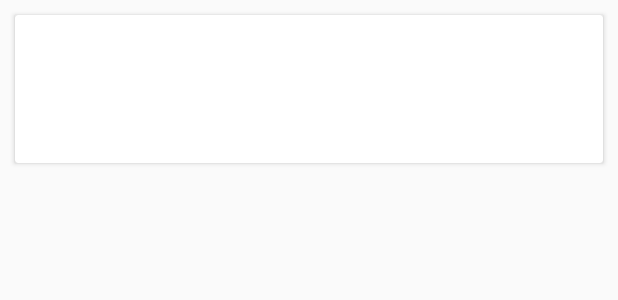
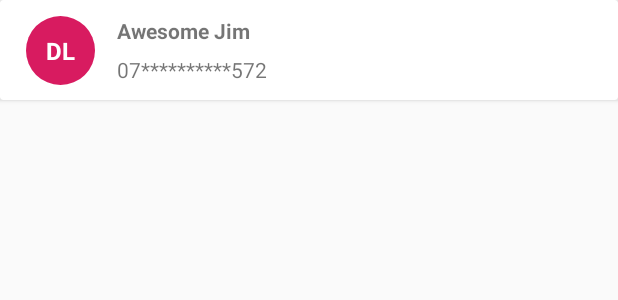
Before and after one commit to AwesomeJim/Android-Phonebook-Contact-List-Kotlin, an Android app: the layout item_contact.xml on its own in the app's theme, with its tools: preview values and no code run, on a phone screen of 412 x 824 dp. Shown: the top 300 px of the screen. Run offline under Robolectric (Android 15) with nearby library versions, the phone set to English and light mode, and no system bars.

Commit message:
- Added Item Animation

```diff
--- a/app/src/main/java/com/example/user/contactlist/view/ContactAdapter.kt
+++ b/app/src/main/java/com/example/user/contactlist/view/ContactAdapter.kt
@@ -1,5 +1,6 @@
 package com.example.user.contactlist.view
 
+import android.graphics.Color
 import android.view.LayoutInflater
 import android.view.View
 import android.view.ViewGroup
@@ -10,6 +11,8 @@ import com.bumptech.glide.Glide
 import com.bumptech.glide.request.RequestOptions
 import com.example.user.contactlist.R
 import com.example.user.contactlist.data.model.Contact
+import java.util.*
+
 
 class ContactAdapter : RecyclerView.Adapter<ContactAdapter.ContactViewHolder>() {
 
@@ -27,8 +30,8 @@ class ContactAdapter : RecyclerView.Adapter<ContactAdapter.ContactViewHolder>()
     }
 
     override fun onBindViewHolder(contactViewHolder: ContactViewHolder, i: Int) {
+        contactViewHolder.onBind(contacts!![i])
 
-        contactViewHolder.onBind(contacts!![i])
     }
 
     override fun getItemCount(): Int {
@@ -41,21 +44,32 @@ class ContactAdapter : RecyclerView.Adapter<ContactAdapter.ContactViewHolder>()
         private val name: TextView = itemView.findViewById(R.id.contact_name)
         private val phoneNo: TextView = itemView.findViewById(R.id.contact_number)
         private val photo: ImageView = itemView.findViewById(R.id.contact_photo)
-
+        private val drawableTextView: TextView = itemView.findViewById(R.id.drawableTextView)
         fun onBind(contact: Contact) {
-
             name.text = contact.name
             phoneNo.text = contact.phoneNumber
-            if (contact.photoUri != "")
+            if (contact.photoUri != "") {
+                photo.visibility = View.VISIBLE
+                drawableTextView.visibility = View.GONE
                 Glide.with(itemView)
                         .load(contact.photoUri)
                         .apply(RequestOptions.circleCropTransform())
                         .into(photo)
-            else
-                Glide.with(itemView)
-                        .load(R.drawable.ic_business_card_of_a_woman)
-                        .apply(RequestOptions.circleCropTransform())
-                        .into(photo)
+            } else {
+                photo.visibility = View.GONE
+                drawableTextView.visibility = View.VISIBLE
+                val serviceSubString: String = contact.name.substring(0, 2)
+                drawableTextView.text = serviceSubString.toUpperCase(Locale.getDefault())
+            }
         }
     }
+
+    /**
+     * @return a random color which is used a background by
+     * services initial letters
+     */
+    private fun getRandomColor(): Int {
+        val rnd = Random()
+        return Color.argb(255, rnd.nextInt(256), rnd.nextInt(256), rnd.nextInt(256))
+    }
 }
--- a/app/src/main/java/com/example/user/contactlist/view/LinearContactFragment.kt
+++ b/app/src/main/java/com/example/user/contactlist/view/LinearContactFragment.kt
@@ -14,6 +14,7 @@ import androidx.core.content.ContextCompat
 import androidx.fragment.app.Fragment
 import androidx.lifecycle.Observer
 import androidx.lifecycle.ViewModelProvider
+import androidx.recyclerview.widget.DividerItemDecoration
 import androidx.recyclerview.widget.LinearLayoutManager
 import androidx.recyclerview.widget.RecyclerView
 import com.example.user.contactlist.R
@@ -71,6 +72,7 @@ class LinearContactFragment : Fragment() {
 
         val recyclerView = view.findViewById<RecyclerView>(R.id.contact_recycler_view)
         recyclerView.layoutManager = LinearLayoutManager(recyclerView.context)
+        recyclerView.addItemDecoration(DividerItemDecoration(recyclerView.context, LinearLayoutManager.HORIZONTAL))
         val adapter = ContactAdapter()
 
         val contactViewModel = ViewModelProvider(activity!!).get<ContactViewModel>(ContactViewModel::class.java)
@@ -92,9 +94,7 @@ class LinearContactFragment : Fragment() {
     companion object {
 
         private var listener: TransferInterface? = null
-
         fun newInstance(transferInterface: TransferInterface): LinearContactFragment {
-
             val args = Bundle()
             listener = transferInterface
             val fragment = LinearContactFragment()
--- /dev/null
+++ b/app/src/main/res/anim/item_animation_from_right.xml
@@ -0,0 +1,14 @@
+<?xml version="1.0" encoding="utf-8"?>
+<set xmlns:android="http://schemas.android.com/apk/res/android"
+    android:duration="350">
+    <translate
+        android:interpolator="@android:anim/decelerate_interpolator"
+        android:fromXDelta="100%p"
+        android:toXDelta="0"
+        />
+    <alpha
+        android:fromAlpha="0.5"
+        android:toAlpha="1"
+        android:interpolator="@android:anim/accelerate_decelerate_interpolator"
+        />
+</set>
--- /dev/null
+++ b/app/src/main/res/anim/layout_animation_slide_right.xml
@@ -0,0 +1,7 @@
+<?xml version="1.0" encoding="utf-8"?>
+<layoutAnimation
+    xmlns:android="http://schemas.android.com/apk/res/android"
+    android:animation="@anim/item_animation_from_right"
+    android:delay="10%"
+    android:animationOrder="normal"
+    />
--- /dev/null
+++ b/app/src/main/res/drawable/circular_bg.xml
@@ -0,0 +1,11 @@
+<?xml version="1.0" encoding="utf-8"?>
+<shape xmlns:android="http://schemas.android.com/apk/res/android"
+    android:shape="oval">
+
+    <solid android:color="@color/colorAccent" />
+    <corners
+        android:bottomRightRadius="8dp"
+        android:bottomLeftRadius="8dp"
+        android:topRightRadius="8dp"
+        android:topLeftRadius="8dp"/>
+</shape>
--- a/app/src/main/res/layout/fragment_linear_contact.xml
+++ b/app/src/main/res/layout/fragment_linear_contact.xml
@@ -19,12 +19,12 @@
         android:layout_width="match_parent"
         android:layout_height="wrap_content"
         android:layout_gravity="center"
+        android:visibility="gone"
         android:layout_margin="@dimen/_10dp"
-        android:text="grid view"
-        />
-
+        android:text="grid view" />
     <androidx.recyclerview.widget.RecyclerView
         android:id="@+id/contact_recycler_view"
         android:layout_width="match_parent"
+        android:layoutAnimation="@anim/layout_animation_slide_right"
         android:layout_height="match_parent"/>
 </LinearLayout>
--- a/app/src/main/res/layout/item_contact.xml
+++ b/app/src/main/res/layout/item_contact.xml
@@ -1,38 +1,89 @@
-<androidx.cardview.widget.CardView
-    xmlns:android="http://schemas.android.com/apk/res/android"
-    android:layout_width="match_parent"
-    android:layout_height="wrap_content"
-    android:layout_margin="@dimen/_10dp">
+<layout xmlns:android="http://schemas.android.com/apk/res/android"
+    xmlns:tools="http://schemas.android.com/tools"
+    xmlns:app="http://schemas.android.com/apk/res-auto">
+    <!--  <data>
+          <import type="android.view.View"/>
+          <variable
+              name="contact"
+              type="com.example.user.contactlist.model.Contact"/>
+      </data>
+  -->
+    <androidx.cardview.widget.CardView
+        android:layout_width="match_parent"
+        android:layout_height="wrap_content">
 
-    <LinearLayout
-        android:layout_width="match_parent"
-        android:layout_height="wrap_content"
-        android:orientation="horizontal"
-        android:layout_margin="@dimen/_10dp">
-
-        <ImageView
-            android:id="@+id/contact_photo"
-            android:layout_width="50dp"
-            android:layout_height="50dp"
-            android:layout_marginTop="@dimen/_10dp"
-            android:layout_marginBottom="@dimen/_10dp"/>
-
-        <LinearLayout
+        <androidx.constraintlayout.widget.ConstraintLayout
+            android:id="@+id/selectedContact_layout"
             android:layout_width="match_parent"
             android:layout_height="wrap_content"
-            android:orientation="vertical">
+            android:padding="5dp"
+            android:orientation="horizontal">
+
+            <TextView
+                android:id="@+id/drawableTextView"
+                android:layout_width="46dp"
+                android:layout_height="46dp"
+                android:layout_marginStart="8dp"
+                android:layout_marginLeft="8dp"
+                android:background="@drawable/circular_bg"
+                android:gravity="center_vertical|center_horizontal"
+                android:textColor="@color/colorWhite"
+                android:textSize="16sp"
+                android:textStyle="bold"
+                android:visibility="visible"
+                app:layout_constraintBottom_toBottomOf="@+id/contact_number"
+                app:layout_constraintEnd_toStartOf="@+id/guideline"
+                app:layout_constraintStart_toStartOf="parent"
+                app:layout_constraintTop_toTopOf="@+id/contact_name"
+                tools:text="DL" />
+
+            <ImageView
+                android:id="@+id/contact_photo"
+                android:layout_width="48dp"
+                android:layout_height="48dp"
+                android:layout_marginStart="8dp"
+                android:layout_marginLeft="8dp"
+                app:layout_constraintBottom_toBottomOf="@+id/contact_number"
+                app:layout_constraintEnd_toStartOf="@+id/guideline"
+                app:layout_constraintStart_toStartOf="parent"
+                app:layout_constraintTop_toTopOf="@+id/contact_name"
+                tools:ignore="ContentDescription" />
 
             <TextView
                 android:id="@+id/contact_name"
-                android:layout_width="match_parent"
+                android:layout_width="0dp"
                 android:layout_height="wrap_content"
-                android:padding="@dimen/_10dp"/>
+                android:layout_marginStart="8dp"
+                android:layout_marginLeft="8dp"
+                android:layout_marginTop="2dp"
+                android:padding="3dp"
+                android:textSize="14sp"
+                android:textStyle="bold"
+                app:layout_constraintEnd_toEndOf="parent"
+                app:layout_constraintStart_toStartOf="@+id/guideline"
+                app:layout_constraintTop_toTopOf="parent"
+                tools:text="Awesome Jim" />
 
             <TextView
                 android:id="@+id/contact_number"
-                android:layout_width="match_parent"
+                android:layout_width="0dp"
                 android:layout_height="wrap_content"
-                android:padding="@dimen/_10dp"/>
-        </LinearLayout>
-    </LinearLayout>
-</androidx.cardview.widget.CardView>
+                android:layout_marginBottom="2dp"
+                android:padding="3dp"
+                app:layout_constraintBottom_toBottomOf="parent"
+                app:layout_constraintEnd_toEndOf="@+id/contact_name"
+                app:layout_constraintStart_toStartOf="@+id/contact_name"
+                app:layout_constraintTop_toBottomOf="@+id/contact_name"
+                tools:text="07**********572" />
+
+            <androidx.constraintlayout.widget.Guideline
+                android:id="@+id/guideline"
+                android:layout_width="wrap_content"
+                android:layout_height="wrap_content"
+                android:orientation="vertical"
+                app:layout_constraintGuide_percent="0.15306123" />
+
+        </androidx.constraintlayout.widget.ConstraintLayout>
+
+    </androidx.cardview.widget.CardView>
+</layout>
--- a/app/src/main/res/values/colors.xml
+++ b/app/src/main/res/values/colors.xml
@@ -3,4 +3,9 @@
     <color name="colorPrimary">#008577</color>
     <color name="colorPrimaryDark">#00574B</color>
     <color name="colorAccent">#D81B60</color>
+
+    <!--other colors-->
+    <color name="colorWhite">#FFFFFF</color>
+    <color name="textColorBlack2">#ff272727</color>
+    <color name="textColorBlack">#ff000000</color>
 </resources>
```
